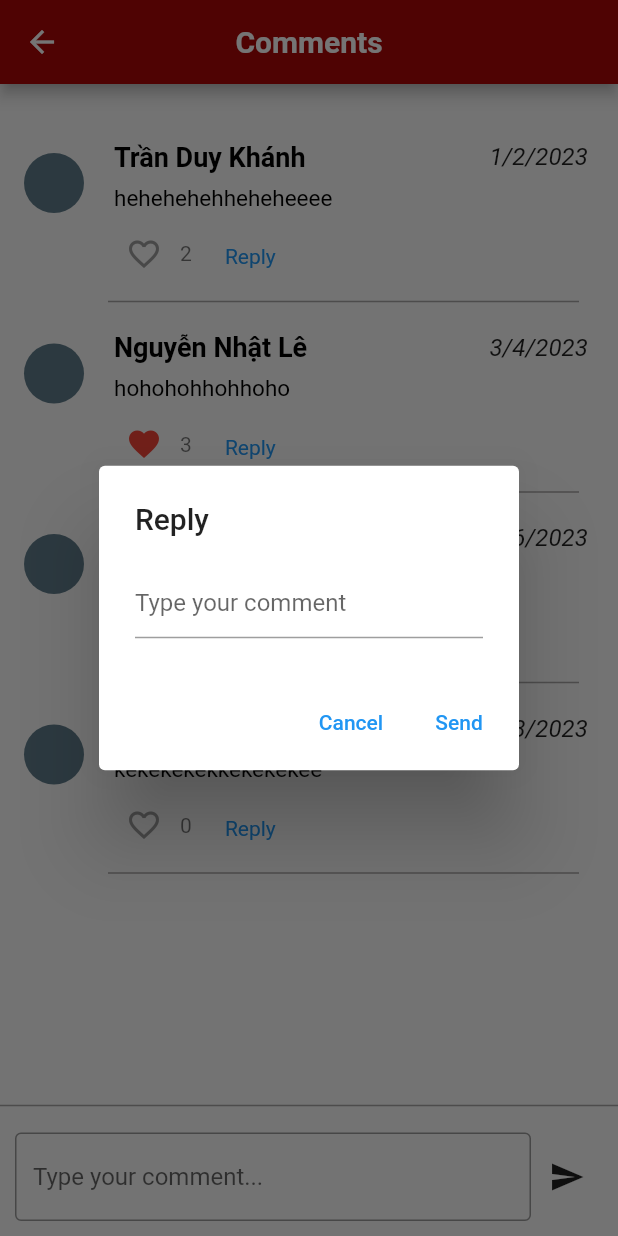
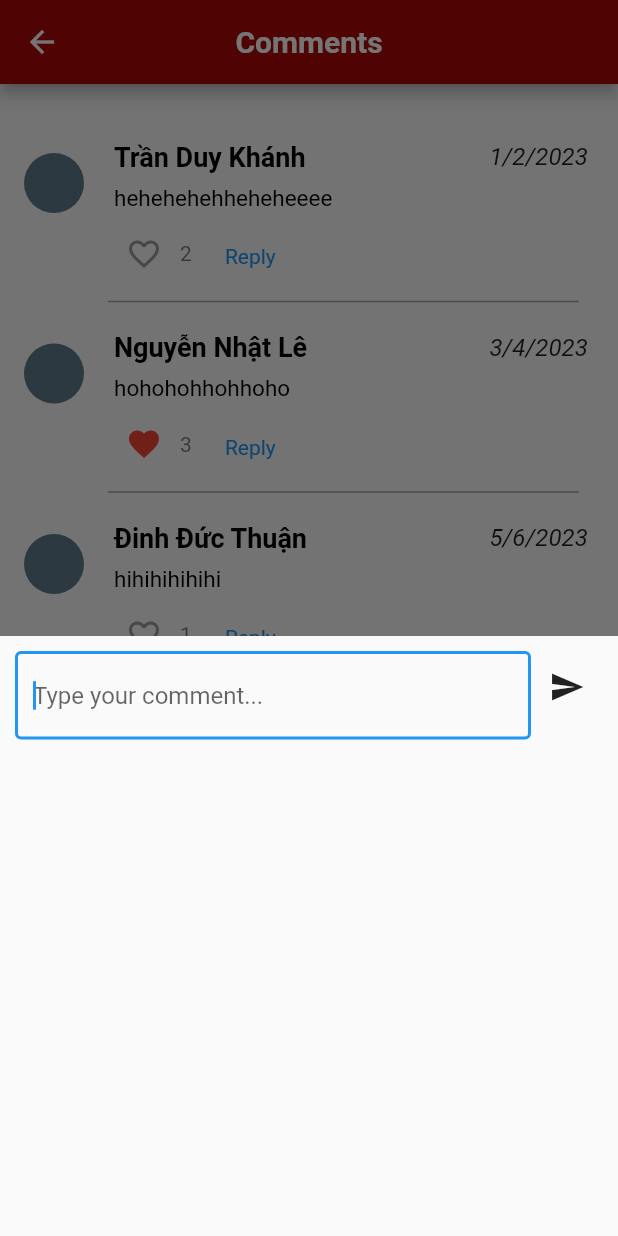
Before and after one commit to duykhanhxx03/ui-project-hochiminh-museum, a Flutter app: the screen it shows after launch, after a tap on "Reply", on a phone screen of 412 x 824 dp. Run offline on Flutter 3.47's test engine with Material 2 defaults, Android fonts, the light colour scheme and no system bars; drawn by our look-alikes of keyboard_dismisser.

Commit message:
update reply box

```diff
--- a/lib/widgets/comment.dart
+++ b/lib/widgets/comment.dart
@@ -35,7 +35,7 @@ class _CommentState extends State<Comment> {
 
   void replyComment(String parentId, String content) {
     ReplyComment newComment = ReplyComment(
-      id: 3.toString(),
+      id: 2.toString(),
       content: content,
       parentId: parentId,
     );
@@ -122,33 +122,38 @@ class _CommentState extends State<Comment> {
                 ),
                 onPressed: () {
                   // Mở hộp thoại để trả lời bình luận
-                  showDialog(
+                  showModalBottomSheet<void>(
                     context: context,
-                    builder: (context) {
-                      return AlertDialog(
-                        title: const Text('Reply'),
-                        content: TextField(
+                    builder: (BuildContext context) {
+                      return Padding(
+                        padding: const EdgeInsets.all(10.0),
+                        child: SizedBox(
+                          width: double.infinity,
+                          height: 380,
+                          child: Row(
+                            crossAxisAlignment: CrossAxisAlignment.start,
+                            children: <Widget>[
+                              Expanded(
+                                child: TextField(
+                                  autofocus: true,
                                   controller: replyController,
                                   decoration: const InputDecoration(
-                            hintText: 'Type your comment',
+                                    border: OutlineInputBorder(),
+                                    hintText: 'Type your comment...',
                                   ),
                                 ),
-                        actions: [
-                          TextButton(
-                            onPressed: () {
-                              Navigator.pop(context);
-                            },
-                            child: const Text('Cancel'),
                               ),
-                          TextButton(
+                              IconButton(
+                                icon: const Icon(Icons.send),
                                 onPressed: () {
                                   replyComment(widget.commentInfo.userId,
                                       replyController.text);
                                   Navigator.pop(context);
                                 },
-                            child: const Text('Send'),
                               ),
                             ],
+                          ),
+                        ),
                       );
                     },
                   );
@@ -218,29 +223,35 @@ class _CommentState extends State<Comment> {
                           ),
                           onPressed: () {
                             // Mở hộp thoại để trả lời bình luận
-                            showDialog(
+                            showModalBottomSheet<void>(
                               context: context,
-                              builder: (context) {
-                                return AlertDialog(
-                                  title: const Text('Reply'),
-                                  content: TextField(
+                              builder: (BuildContext context) {
+                                return Padding(
+                                  padding: const EdgeInsets.all(8.0),
+                                  child: SizedBox(
+                                    width: double.infinity,
+                                    height: 380,
+                                    child: Row(
+                                      crossAxisAlignment:
+                                          CrossAxisAlignment.start,
+                                      children: <Widget>[
+                                        Expanded(
+                                          child: TextField(
+                                            autofocus: true,
                                             controller: replyController,
                                             decoration: const InputDecoration(
-                                      hintText: 'Type your comment ',
+                                              border: OutlineInputBorder(),
+                                              hintText: 'Type your comment...',
                                             ),
                                           ),
-                                  actions: [
-                                    TextButton(
-                                      onPressed: () {
-                                        Navigator.pop(context);
-                                      },
-                                      child: const Text('Cancel'),
                                         ),
-                                    TextButton(
+                                        IconButton(
+                                          icon: const Icon(Icons.send),
                                           onPressed: () {},
-                                      child: const Text('Send'),
                                         ),
                                       ],
+                                    ),
+                                  ),
                                 );
                               },
                             );
```
Lines whose indentation alone changed are shown as unchanged.
